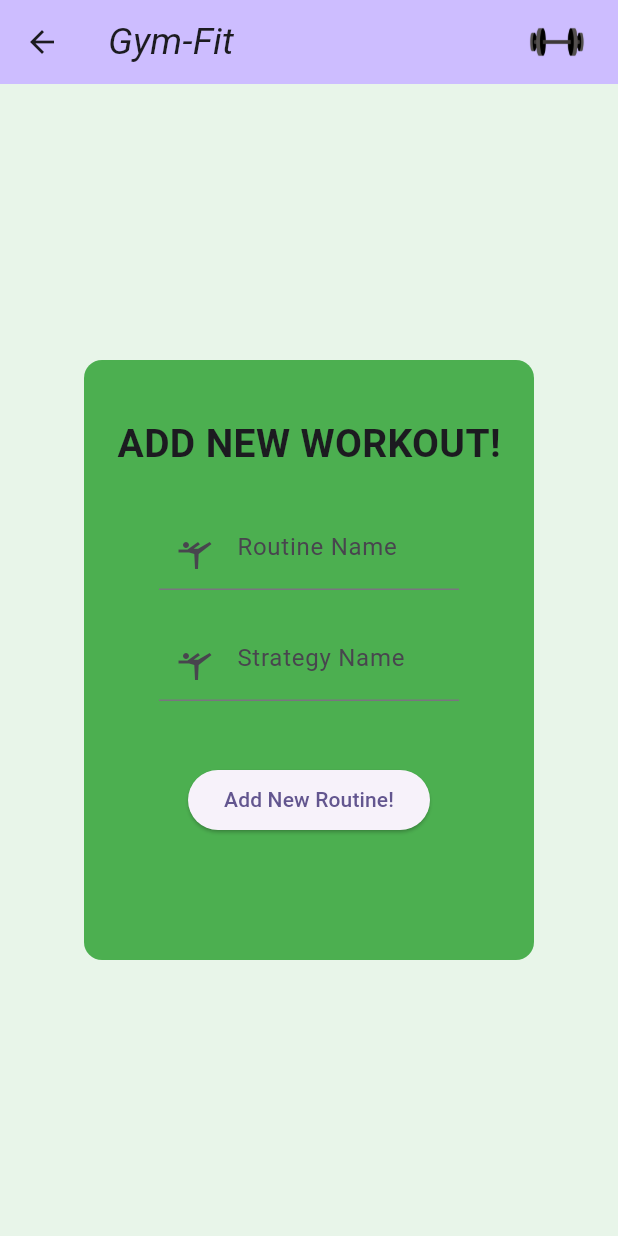
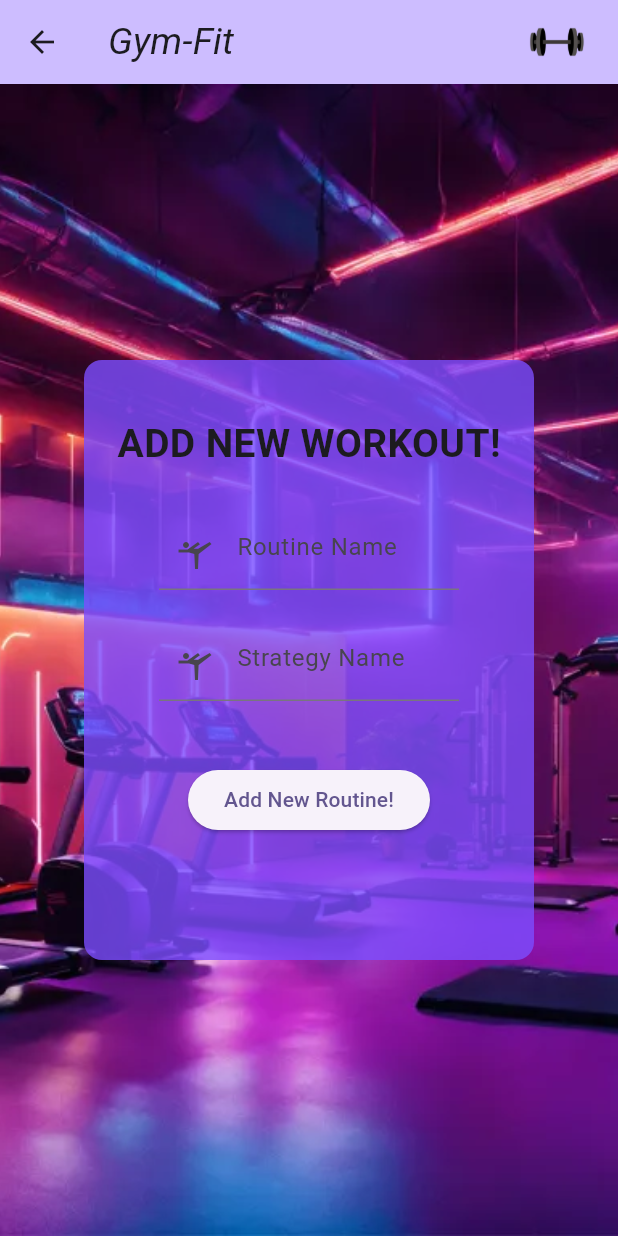
Before and after one commit to Ashish1220/gym_fit, a Flutter app: the screen it shows after launch, after a tap on "ADD WORKOUT!", on a phone screen of 412 x 824 dp. Run offline on Flutter 3.47's test engine with Material 3 defaults, Android fonts, the phone set to English and light mode, and no system bars; our stand-ins replace fl_chart, sqflite; missing offline and left inert: dart:ffi; accounts and stored records are empty.

Commit message:
used background image

```diff
--- a/lib/add_new_routine.dart
+++ b/lib/add_new_routine.dart
@@ -1,5 +1,6 @@
 import 'package:flutter/cupertino.dart';
 import 'package:flutter/material.dart';
+import 'package:flutter/painting.dart';
 import 'package:untitled/main.dart';
 import 'main.dart';
 import 'data_heirarcy.dart';
@@ -15,6 +16,7 @@ class add_new_routine extends StatefulWidget {
 }
 
 class add_new_routine_screen extends State<StatefulWidget> {
+  var temp_opacity=0.8;
   var data;
   var warning="";
   var add_routine_name_controller = TextEditingController();
@@ -40,14 +42,17 @@ class add_new_routine_screen extends State<StatefulWidget> {
           ),
         ),
       ),
-      body: Container(
-        color: Colors.green.shade50,
+      body: AnimatedContainer(
+
+        decoration: BoxDecoration(color: Colors.purple.shade50,image: DecorationImage(image: AssetImage("assets/images/back_ground.png"),fit: BoxFit.fitHeight)),
+        duration: Duration(seconds: 2),
         child: Center(
-            child: Container(
+            child: AnimatedContainer(
+              duration: Duration(seconds: 1),
           width: 300,
           height: 400,
           decoration: BoxDecoration(
-              color: Colors.green, borderRadius: BorderRadius.circular(12)),
+              color: Colors.deepPurpleAccent.withOpacity(temp_opacity), borderRadius: BorderRadius.circular(12)),
           child: Column(
             children: [
               Expanded(
@@ -69,8 +74,14 @@ class add_new_routine_screen extends State<StatefulWidget> {
                         margin: EdgeInsets.all(13),
                         width: 200,
                         child: TextField(
+                          onTap: (){
+                            setState(() {
+                              temp_opacity=1;
+                            });
+                          },
                           controller: add_routine_name_controller,
                           decoration:const  InputDecoration(
+
                               hintText: "Routine Name",
                               prefixIcon: Icon(Icons.sports_gymnastics)),
                         )),
@@ -78,8 +89,15 @@ class add_new_routine_screen extends State<StatefulWidget> {
                         margin: EdgeInsets.all(13),
                         width: 200,
                         child: TextField(
+                          onTap: (){
+                            setState(() {
+                              temp_opacity=1;
+                            });
+                          },
+
                           controller: add_strategy_name_controller,
                           decoration: const InputDecoration(
+
                               hintText: "Strategy Name",
                               prefixIcon: Icon(Icons.sports_gymnastics)),
                         )),Container(height: 16,child: Text(warning,style: TextStyle(color: Colors.red),)),
--- a/lib/main.dart
+++ b/lib/main.dart
@@ -175,6 +175,8 @@ class _MyHomePageState extends State<MyHomePage> {
                             print("Workout started");
                             setState(() {
                               get_new_routine();
+                              DatabaseHelper helper2 = DatabaseHelper();
+                              helper2.updateFirstItem(app_data.toJsonString());
                             });
                           },
                           child: Text(
@@ -307,6 +309,7 @@ class _MyHomePageState extends State<MyHomePage> {
                                 print("Clicked on added");
                                 setState(() {
                                   new_routine_visible = false;
+
                                 });
                               },
                               child: Text("No")),
@@ -320,6 +323,8 @@ class _MyHomePageState extends State<MyHomePage> {
                                   app_data.weekdays.removeAt(remove_data);
                                   remove_data = -1;
                                   new_routine_visible = false;
+                                  DatabaseHelper helper2 = DatabaseHelper();
+                                  helper2.updateFirstItem(app_data.toJsonString());
                                 });
                               },
                               child: Text("Remove")),
```
Also changed, not shown: assets/images/back_ground.png (added).
